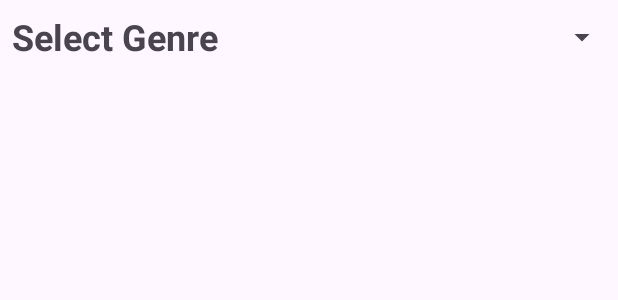
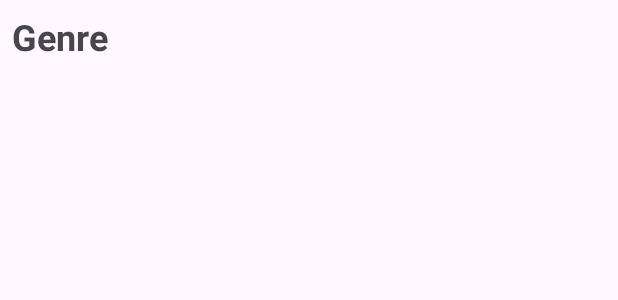
Before and after one commit to alzzneon/BooksLibrary, an Android app: the layout header_item.xml on its own in the app's theme, with its tools: preview values and no code run, on a phone screen of 412 x 824 dp. Shown: the top 300 px of the screen. Run offline under Robolectric (Android 15) with nearby library versions, the phone set to English and light mode, and no system bars.

Commit message:
Add Header & Filter by Genre

```diff
--- a/app/src/main/java/com/project/projectuts/list/ListBuku.kt
+++ b/app/src/main/java/com/project/projectuts/list/ListBuku.kt
@@ -16,11 +16,10 @@ import com.project.projectuts.model.Buku
 import com.project.projectuts.viewModel.BukuViewModel
 import com.project.projectuts.databinding.ActivityListBukuBinding
 
-class   ListBuku : AppCompatActivity() {
+class ListBuku : AppCompatActivity() {
 
     private lateinit var binding: ActivityListBukuBinding
     private lateinit var bukuAdapter: BukuAdapter
-
     private lateinit var viewModel: BukuViewModel
 
     override fun onCreate(savedInstanceState: Bundle?) {
@@ -49,12 +48,11 @@ class   ListBuku : AppCompatActivity() {
 
         viewModel.allBuku.observe(this, Observer { books ->
             books?.let {
-                bukuAdapter.submitList(it)
+                bukuAdapter.submitBooksByGenre(it)  // Mengelompokkan buku berdasarkan genre
                 binding.rvListBuku.adapter = bukuAdapter
             }
         })
     }
-
 
     private fun showEditDialog(buku: Buku) {
         val dialogView = LayoutInflater.from(this).inflate(R.layout.dialog_edit, null)
--- a/app/src/main/java/com/project/projectuts/model/Buku.kt
+++ b/app/src/main/java/com/project/projectuts/model/Buku.kt
@@ -9,6 +9,5 @@ data class Buku(
     val judul: String,
     val genre: String,
     val pengarang: String,
-    val tahunTerbit: Int,
-
+    val tahunTerbit: Int
 )
--- a/app/src/main/res/layout/header_item.xml
+++ b/app/src/main/res/layout/header_item.xml
@@ -9,7 +9,7 @@
         android:id="@+id/headerGenre"
         android:layout_width="0dp"
         android:layout_height="wrap_content"
-        android:text="Select Genre"
+        android:text="Genre"
         android:textSize="24sp"
         android:textStyle="bold"
         android:padding="8dp"
@@ -17,16 +17,16 @@
         app:layout_constraintStart_toStartOf="parent"
         app:layout_constraintTop_toTopOf="parent" />
 
-    <Spinner
-        android:id="@+id/spinnerGenre"
-        android:layout_width="0dp"
-        android:layout_height="wrap_content"
-        android:padding="8dp"
-        android:spinnerMode="dropdown"
-        app:layout_constraintBottom_toBottomOf="parent"
-        app:layout_constraintEnd_toEndOf="parent"
-        app:layout_constraintStart_toStartOf="parent"
-        app:layout_constraintTop_toTopOf="parent"
-        tools:ignore="TouchTargetSizeCheck" />
+<!--    <Spinner-->
+<!--        android:id="@+id/spinnerGenre"-->
+<!--        android:layout_width="0dp"-->
+<!--        android:layout_height="wrap_content"-->
+<!--        android:padding="8dp"-->
+<!--        android:spinnerMode="dropdown"-->
+<!--        app:layout_constraintBottom_toBottomOf="parent"-->
+<!--        app:layout_constraintEnd_toEndOf="parent"-->
+<!--        app:layout_constraintStart_toStartOf="parent"-->
+<!--        app:layout_constraintTop_toTopOf="parent"-->
+<!--        tools:ignore="TouchTargetSizeCheck" />-->
 
 </androidx.constraintlayout.widget.ConstraintLayout>
```
Also changed, not shown: app/src/main/java/com/project/projectuts/adapter/BukuAdapter.kt (+38 -25 lines), app/src/main/java/com/project/projectuts/addActivity/AddBukuActivity.kt (+18 -5 lines), app/src/main/res/layout/activity_add_buku.xml (+21 -22 lines).
